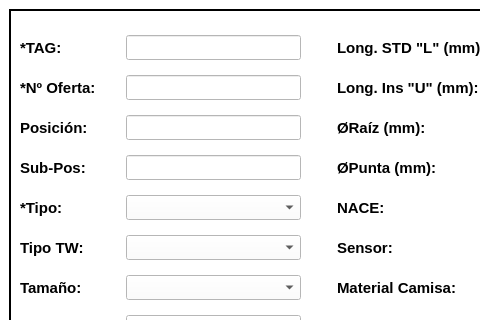
The window that UI_Files/EditTAGTemp_Window.ui (e-serrano/ERP_EIPSA) describes before a commit, drawn with Qt 5; both pictures show x 0 to 480 and y 0 to 320 of the 1091 by 605 pixel window.
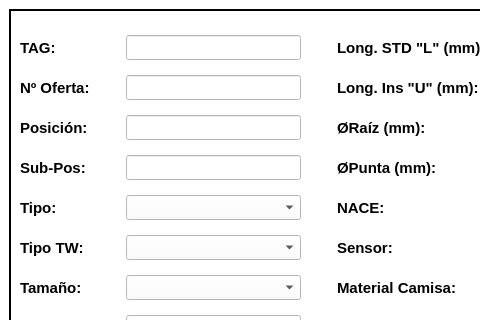
The same window after the commit. Icons and pictures are not drawn.

Patch:
```diff
--- a/UI_Files/EditTAGTemp_Window.ui
+++ b/UI_Files/EditTAGTemp_Window.ui
@@ -132,7 +132,7 @@
               </font>
              </property>
              <property name="text">
-              <string>*TAG:</string>
+              <string>TAG:</string>
              </property>
             </widget>
            </item>
@@ -157,7 +157,7 @@
               </font>
              </property>
              <property name="text">
-              <string>*Nº Oferta:</string>
+              <string>Nº Oferta:</string>
              </property>
             </widget>
            </item>
@@ -232,7 +232,7 @@
               </font>
              </property>
              <property name="text">
-              <string>*Tipo:</string>
+              <string>Tipo:</string>
              </property>
             </widget>
            </item>
```
Left out of the diff: 16 changed lines with no effect on the pictures.
